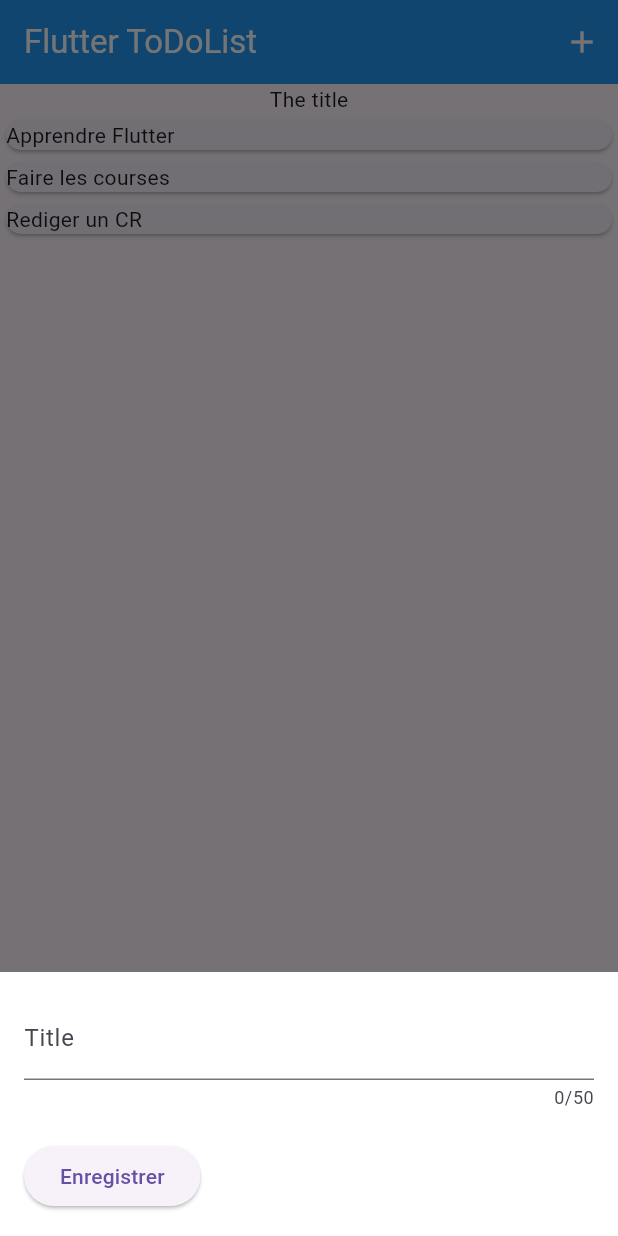
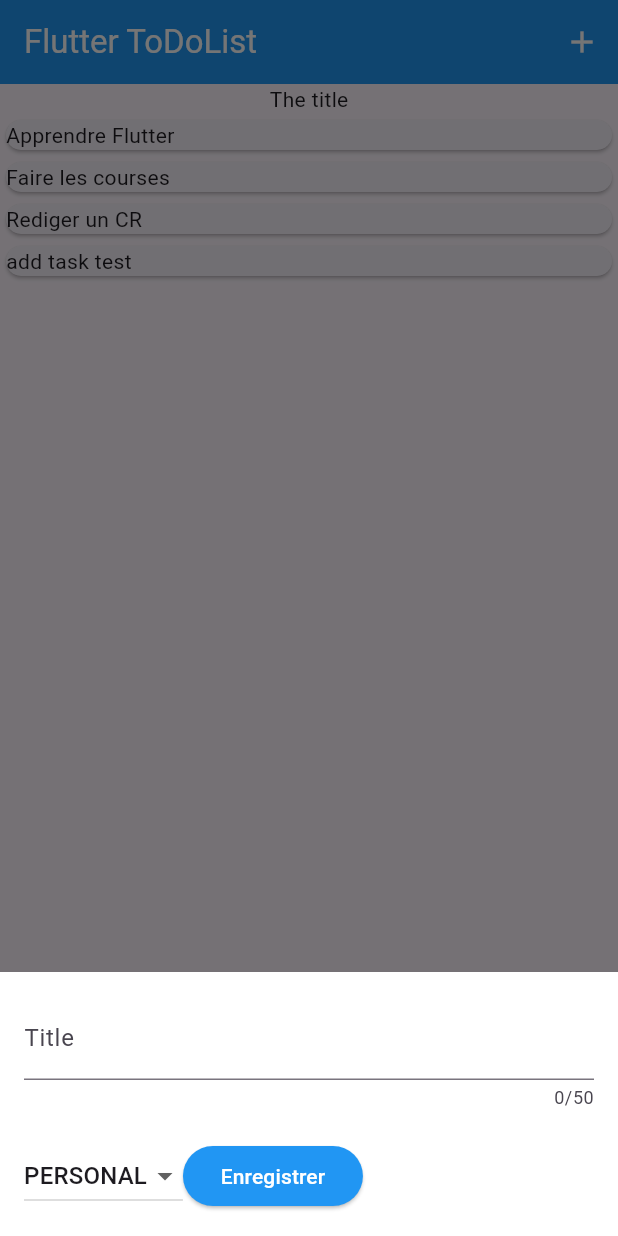
Before and after one commit to Salamalaamiar/To-Do-app, a Flutter app: the screen it shows after launch, after a tap on the "add" icon, on a phone screen of 412 x 824 dp. Run offline on Flutter 3.47's test engine with Material 3 defaults, Android fonts, the phone set to English and light mode, and no system bars.

Commit message:
add feature of adding task dynamiclly

```diff
--- a/lib/main.dart
+++ b/lib/main.dart
@@ -4,9 +4,17 @@ import 'package:todolist_app/tasks.dart';
 void main() {
   runApp(
     MaterialApp(
+      debugShowCheckedModeBanner: false,
       theme: ThemeData(
         appBarTheme: const AppBarTheme(elevation: 0),
         useMaterial3: true,
+        elevatedButtonTheme: ElevatedButtonThemeData(
+          style: ElevatedButton.styleFrom(
+            backgroundColor: Colors.blue,
+            foregroundColor: Colors.white,
+            minimumSize: const Size(120, 40),
+          ),
+        ),
       ),
       home: const Tasks(),
     ),
--- a/lib/tasks.dart
+++ b/lib/tasks.dart
@@ -31,23 +31,29 @@ class _TasksState extends State<Tasks> {
       date: DateTime.now().subtract(Duration(days: 2)),
       category: Category.personal,
     ),
+    Task(
+      title: 'add task test',
+      description: '',
+      date: DateTime.now().subtract(Duration(days: 2)),
+      category: Category.personal,
+    ),
     // Add more tasks with descriptions as needed
   ];
 
   void _openAddTaskOverlay() {
-    print(' _openAddTaskOverlay appelée!');
     showModalBottomSheet(
+      context: context,
+      builder: (ctx) => NewTask(onAddTask: _addTask),
+    );
+  }
 
-      context: context,
-      isScrollControlled: true,
-      builder: (ctx) {
-      print('Builder exécuté!');
-      return const NewTask();
-    },
-  ).then((_) {
-    print(' Modal fermé!');
+  Future<void> _addTask(Task task) async {
+  await Future.delayed(Duration(seconds: 2));
+  setState(() {
+    _registeredTasks.add(task);
   });
-  }
+}
+
 
   @override
   Widget build(BuildContext context) {
--- a/lib/widgets/new_task.dart
+++ b/lib/widgets/new_task.dart
@@ -1,7 +1,11 @@
 import 'package:flutter/material.dart';
+import 'package:todolist_app/models/task.dart';
 
 class NewTask extends StatefulWidget {
-  const NewTask({super.key});
+  const NewTask({super.key, required this.onAddTask});
+
+  final void Function(Task task) onAddTask;
+
   @override
   State<NewTask> createState() {
     return _NewTaskState();
@@ -10,6 +14,9 @@ class NewTask extends StatefulWidget {
 
 class _NewTaskState extends State<NewTask> {
   final _titleController = TextEditingController();
+  final _descriptionController = TextEditingController();
+  Category _selectedCategory = Category.personal;
+
   @override
   void dispose() {
     _titleController.dispose();
@@ -37,6 +44,18 @@ class _NewTaskState extends State<NewTask> {
       );
       return;
     }
+    widget.onAddTask(
+  Task(
+    title: _titleController.text,
+    description: _descriptionController.text,
+    date: DateTime(2023, 10, 16, 14, 30),
+    category: _selectedCategory,
+  ),
+
+
+);
+
+
   }
 
   @override
@@ -61,9 +80,28 @@ class _NewTaskState extends State<NewTask> {
             const SizedBox(height: 20),
             Row(
               children: [
+                DropdownButton<Category>(
+                  value: _selectedCategory,
+                  items: Category.values
+                      .map(
+                        (category) => DropdownMenuItem<Category>(
+                          value: category,
+                          child: Text(category.name.toUpperCase()),
+                        ),
+                      )
+                      .toList(),
+                  onChanged: (value) {
+                    if (value == null) {
+                      return;
+                    }
+                    setState(() {
+                      _selectedCategory = value;
+                    });
+                  },
+                ),
+
                 ElevatedButton(
-                  onPressed: _submitTaskData,
-
+                   onPressed: _submitTaskData,
                   child: const Text('Enregistrer'),
                 ),
               ],
```
